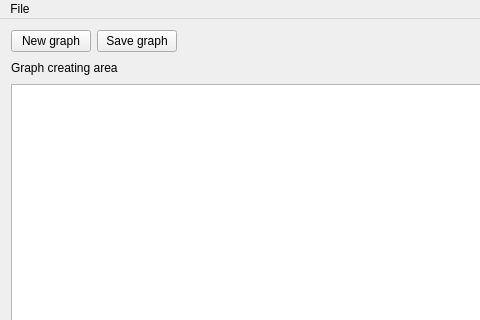
Before: the Qt Designer form Forms/mainmenu.ui in ajzenhamernikola/GiA, drawn with Qt 5; both pictures show x 0 to 480 and y 0 to 320 of the 800 by 592 pixel window.
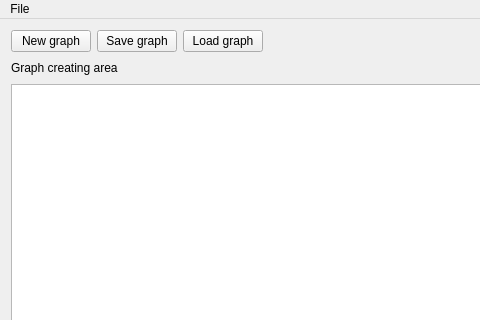
After: the same form once the commit is applied.

Commit message: Implemented loading graph from a file.

```diff
--- a/Forms/mainmenu.ui
+++ b/Forms/mainmenu.ui
@@ -49,6 +49,13 @@
         </property>
        </widget>
       </item>
+      <item>
+       <widget class="QPushButton" name="pb_load">
+        <property name="text">
+         <string>Load graph</string>
+        </property>
+       </widget>
+      </item>
       <item>
        <spacer name="horizontalSpacer">
         <property name="orientation">
```
Left out of the diff: 12 changed lines with no effect on the pictures. The commit also changes 4 other files.
